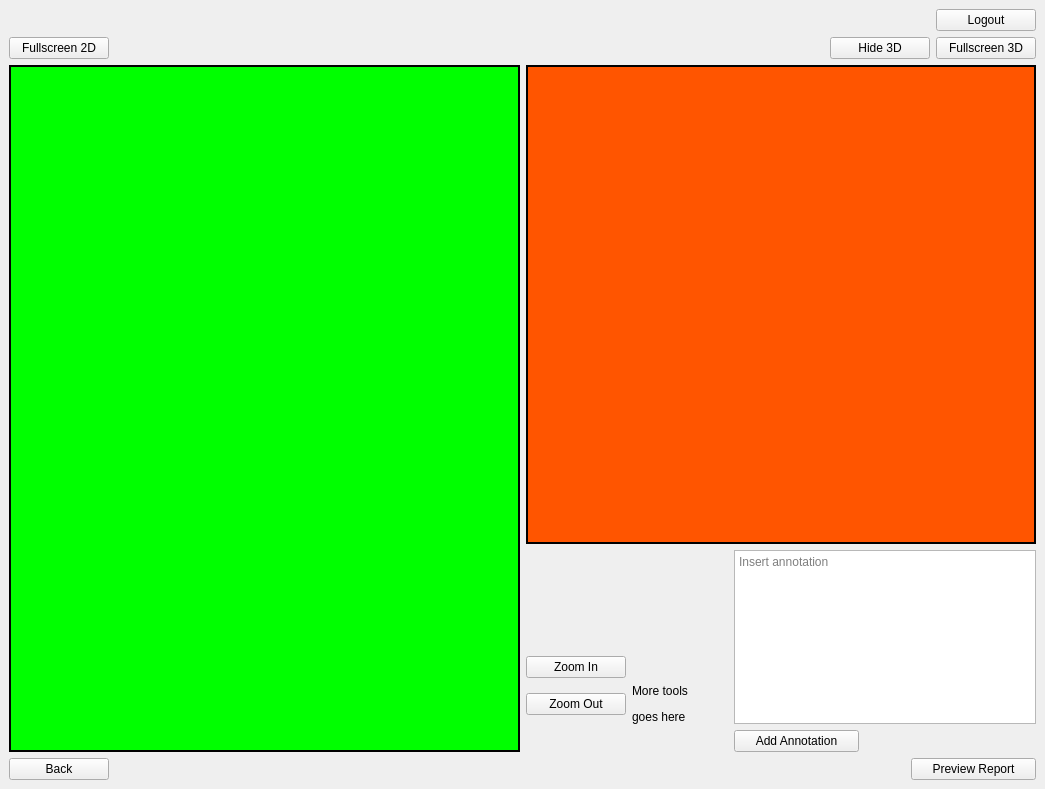
Before: the Qt Designer form UI/rad.ui in nilsgehlin/team-dft, drawn with Qt 5.
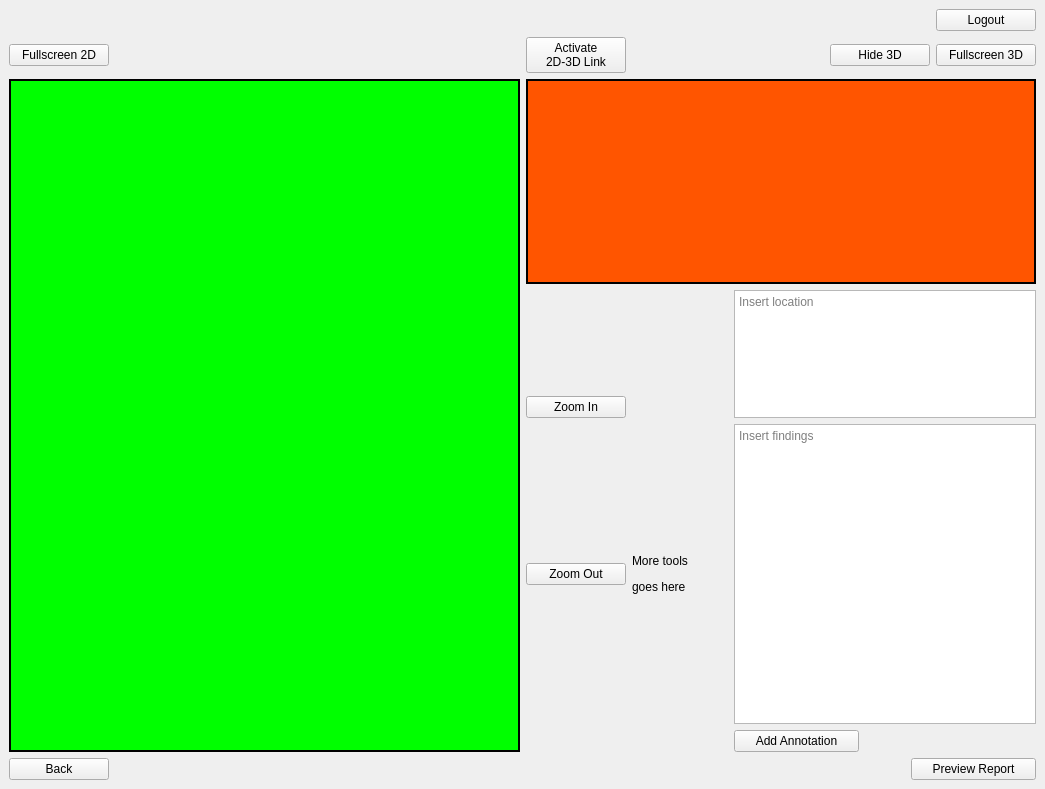
After: the same form once the commit is applied. The open tabs and pages were chosen to show the change.

Commit message: Add annotation possibility for radiologist

What changed in the file:
```diff
--- a/UI/rad.ui
+++ b/UI/rad.ui
@@ -14,7 +14,7 @@
    <string>StackedWidget</string>
   </property>
   <property name="currentIndex">
-   <number>4</number>
+   <number>2</number>
   </property>
   <widget class="QWidget" name="page_rad_home">
    <layout class="QGridLayout" name="gridLayout">
@@ -346,6 +346,26 @@
     </item>
     <item row="1" column="2">
      <layout class="QHBoxLayout" name="horizontalLayout">
+      <item>
+       <widget class="QPushButton" name="page_rad_view_only_button_hide_link_windows">
+        <property name="minimumSize">
+         <size>
+          <width>100</width>
+          <height>0</height>
+         </size>
+        </property>
+        <property name="maximumSize">
+         <size>
+          <width>100</width>
+          <height>16777215</height>
+         </size>
+        </property>
+        <property name="text">
+         <string>Activate
+2D-3D Link</string>
+        </property>
+       </widget>
+      </item>
       <item>
        <spacer name="horizontalSpacer_3">
         <property name="orientation">
@@ -721,7 +741,20 @@
     </item>
     <item row="2" column="5">
      <layout class="QGridLayout" name="gridLayout_11">
-      <item row="0" column="2">
+      <item row="0" column="1">
+       <spacer name="horizontalSpacer_10">
+        <property name="orientation">
+         <enum>Qt::Horizontal</enum>
+        </property>
+        <property name="sizeHint" stdset="0">
+         <size>
+          <width>40</width>
+          <height>20</height>
+         </size>
+        </property>
+       </spacer>
+      </item>
+      <item row="0" column="3">
        <widget class="QPushButton" name="page_rad_diagnose_button_3d_fullscreen">
         <property name="minimumSize">
          <size>
@@ -740,7 +773,7 @@
         </property>
        </widget>
       </item>
-      <item row="0" column="1">
+      <item row="0" column="2">
        <widget class="QPushButton" name="page_rad_diagnose_button_hide_3d">
         <property name="minimumSize">
          <size>
@@ -760,17 +793,24 @@
        </widget>
       </item>
       <item row="0" column="0">
-       <spacer name="horizontalSpacer_10">
-        <property name="orientation">
-         <enum>Qt::Horizontal</enum>
+       <widget class="QPushButton" name="page_rad_diagnose_button_link_windows">
+        <property name="minimumSize">
+         <size>
+          <width>100</width>
+          <height>0</height>
+         </size>
         </property>
-        <property name="sizeHint" stdset="0">
+        <property name="maximumSize">
          <size>
-          <width>40</width>
-          <height>20</height>
+          <width>100</width>
+          <height>16777215</height>
          </size>
         </property>
-       </spacer>
+        <property name="text">
+         <string>Activate
+2D-3D Link</string>
+        </property>
+       </widget>
       </item>
      </layout>
     </item>
@@ -814,6 +854,22 @@
         </property>
        </widget>
       </item>
+      <item row="0" column="1">
+       <spacer name="verticalSpacer_2">
+        <property name="orientation">
+         <enum>Qt::Vertical</enum>
+        </property>
+        <property name="sizeType">
+         <enum>QSizePolicy::Maximum</enum>
+        </property>
+        <property name="sizeHint" stdset="0">
+         <size>
+          <width>20</width>
+          <height>100</height>
+         </size>
+        </property>
+       </spacer>
+      </item>
       <item row="2" column="1">
        <widget class="QPushButton" name="page_rad_diagnose_button_2d_zoom_out">
         <property name="minimumSize">
@@ -859,28 +915,12 @@
         </property>
        </widget>
       </item>
-      <item row="0" column="1">
-       <spacer name="verticalSpacer_2">
-        <property name="orientation">
-         <enum>Qt::Vertical</enum>
-        </property>
-        <property name="sizeType">
-         <enum>QSizePolicy::Maximum</enum>
-        </property>
-        <property name="sizeHint" stdset="0">
-         <size>
-          <width>20</width>
-          <height>100</height>
-         </size>
-        </property>
-       </spacer>
-      </item>
-      <item row="0" column="4" rowspan="3">
-       <widget class="QTextEdit" name="page_rad_diagnose_insert_annotations">
+      <item row="2" column="4">
+       <widget class="QTextEdit" name="page_rad_diagnose_insert_findings">
         <property name="maximumSize">
          <size>
           <width>16777215</width>
-          <height>1000</height>
+          <height>300</height>
          </size>
         </property>
         <property name="layoutDirection">
@@ -894,7 +934,20 @@
 &lt;p style=&quot;-qt-paragraph-type:empty; margin-top:0px; margin-bottom:0px; margin-left:0px; margin-right:0px; -qt-block-indent:0; text-indent:0px;&quot;&gt;&lt;br /&gt;&lt;/p&gt;&lt;/body&gt;&lt;/html&gt;</string>
         </property>
         <property name="placeholderText">
-         <string>Insert annotation</string>
+         <string>Insert findings</string>
+        </property>
+       </widget>
+      </item>
+      <item row="0" column="4" rowspan="2">
+       <widget class="QTextEdit" name="page_rad_diagnose_insert_locations">
+        <property name="maximumSize">
+         <size>
+          <width>16777215</width>
+          <height>300</height>
+         </size>
+        </property>
+        <property name="placeholderText">
+         <string>Insert location</string>
         </property>
        </widget>
       </item>
@@ -913,6 +966,9 @@
       </item>
      </layout>
     </item>
+    <item row="0" column="2">
+     <layout class="QGridLayout" name="gridLayout_18"/>
+    </item>
    </layout>
   </widget>
   <widget class="QWidget" name="page_rad_patient_page">
```
The commit also changes 11 other files.
